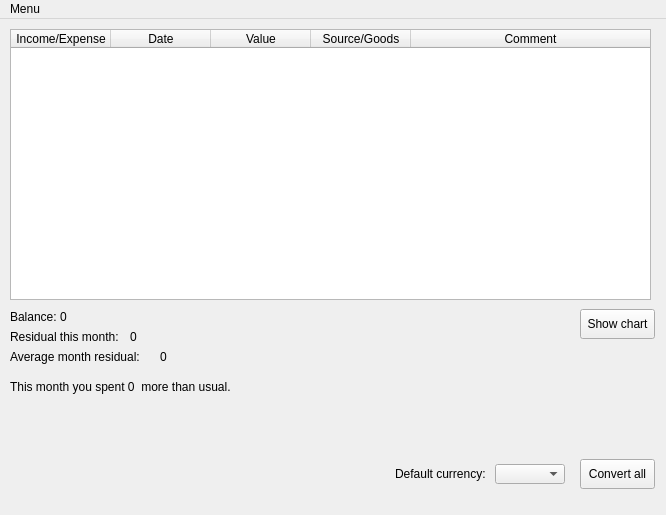
This is ui/mainwindow.ui in maxjamcitar/purseqt as Qt 5 draws it before an edit. The edited form follows.
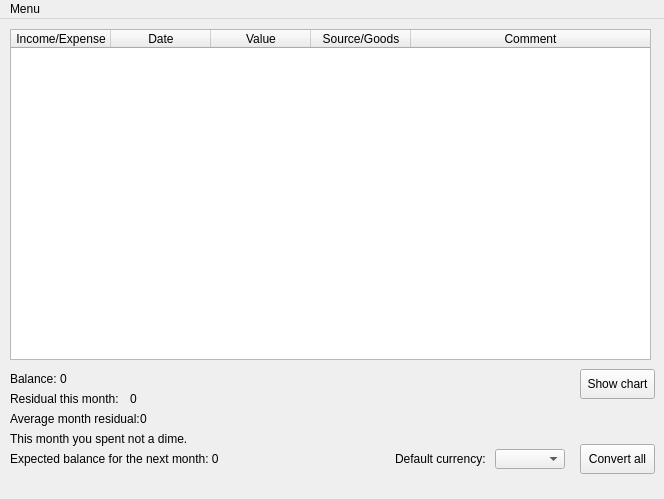
This is the edited form.

Diff of the .ui file:
```diff
--- a/ui/mainwindow.ui
+++ b/ui/mainwindow.ui
@@ -6,8 +6,8 @@
    <rect>
     <x>0</x>
     <y>0</y>
-    <width>666</width>
-    <height>515</height>
+    <width>664</width>
+    <height>499</height>
    </rect>
   </property>
   <property name="windowTitle">
@@ -23,7 +23,7 @@
       <x>10</x>
       <y>10</y>
       <width>641</width>
-      <height>271</height>
+      <height>331</height>
      </rect>
     </property>
     <property name="autoFillBackground">
@@ -68,7 +68,7 @@
     <property name="geometry">
      <rect>
       <x>495</x>
-      <y>445</y>
+      <y>430</y>
       <width>70</width>
       <height>20</height>
      </rect>
@@ -78,7 +78,7 @@
     <property name="geometry">
      <rect>
       <x>395</x>
-      <y>445</y>
+      <y>430</y>
       <width>90</width>
       <height>20</height>
      </rect>
@@ -91,7 +91,7 @@
     <property name="geometry">
      <rect>
       <x>580</x>
-      <y>440</y>
+      <y>425</y>
       <width>75</width>
       <height>30</height>
      </rect>
@@ -104,9 +104,9 @@
     <property name="geometry">
      <rect>
       <x>10</x>
-      <y>290</y>
+      <y>350</y>
       <width>47</width>
-      <height>16</height>
+      <height>20</height>
      </rect>
     </property>
     <property name="text">
@@ -117,9 +117,9 @@
     <property name="geometry">
      <rect>
       <x>60</x>
-      <y>290</y>
+      <y>350</y>
       <width>581</width>
-      <height>16</height>
+      <height>20</height>
      </rect>
     </property>
     <property name="text">
@@ -130,9 +130,9 @@
     <property name="geometry">
      <rect>
       <x>10</x>
-      <y>310</y>
+      <y>370</y>
       <width>111</width>
-      <height>16</height>
+      <height>20</height>
      </rect>
     </property>
     <property name="text">
@@ -143,9 +143,9 @@
     <property name="geometry">
      <rect>
       <x>130</x>
-      <y>310</y>
+      <y>370</y>
       <width>511</width>
-      <height>16</height>
+      <height>20</height>
      </rect>
     </property>
     <property name="text">
@@ -155,10 +155,10 @@
    <widget class="QLabel" name="labelResidualAvgMonthValue">
     <property name="geometry">
      <rect>
-      <x>160</x>
-      <y>330</y>
-      <width>481</width>
-      <height>16</height>
+      <x>140</x>
+      <y>390</y>
+      <width>511</width>
+      <height>20</height>
      </rect>
     </property>
     <property name="text">
@@ -169,9 +169,9 @@
     <property name="geometry">
      <rect>
       <x>10</x>
-      <y>330</y>
+      <y>390</y>
       <width>141</width>
-      <height>16</height>
+      <height>20</height>
      </rect>
     </property>
     <property name="text">
@@ -182,7 +182,7 @@
     <property name="geometry">
      <rect>
       <x>580</x>
-      <y>290</y>
+      <y>350</y>
       <width>75</width>
       <height>30</height>
      </rect>
@@ -195,13 +195,26 @@
     <property name="geometry">
      <rect>
       <x>10</x>
-      <y>360</y>
+      <y>410</y>
       <width>641</width>
-      <height>16</height>
+      <height>20</height>
      </rect>
     </property>
     <property name="text">
-     <string>This month you spent 0  more than usual.</string>
+     <string>This month you spent not a dime.</string>
+    </property>
+   </widget>
+   <widget class="QLabel" name="labelForeseeBalance">
+    <property name="geometry">
+     <rect>
+      <x>10</x>
+      <y>430</y>
+      <width>371</width>
+      <height>20</height>
+     </rect>
+    </property>
+    <property name="text">
+     <string>Expected balance for the next month: 0</string>
     </property>
    </widget>
   </widget>
@@ -210,7 +223,7 @@
     <rect>
      <x>0</x>
      <y>0</y>
-     <width>666</width>
+     <width>664</width>
      <height>21</height>
     </rect>
    </property>
```
Left out of the diff: 37 changed lines with no effect on the pictures.
